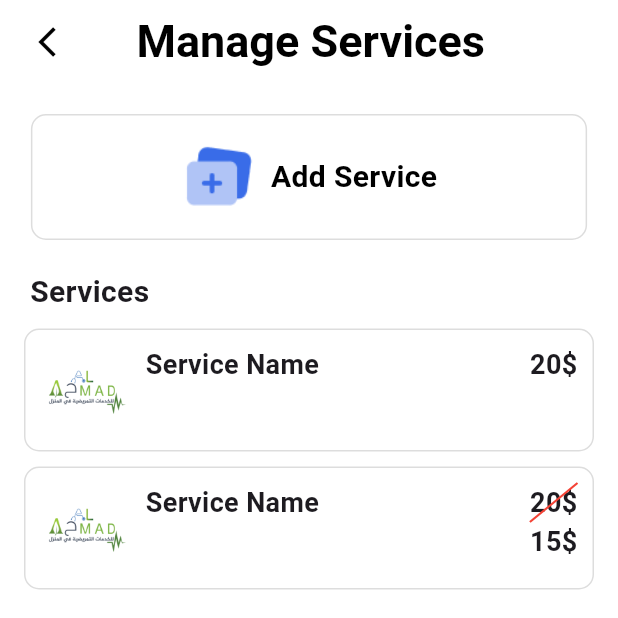
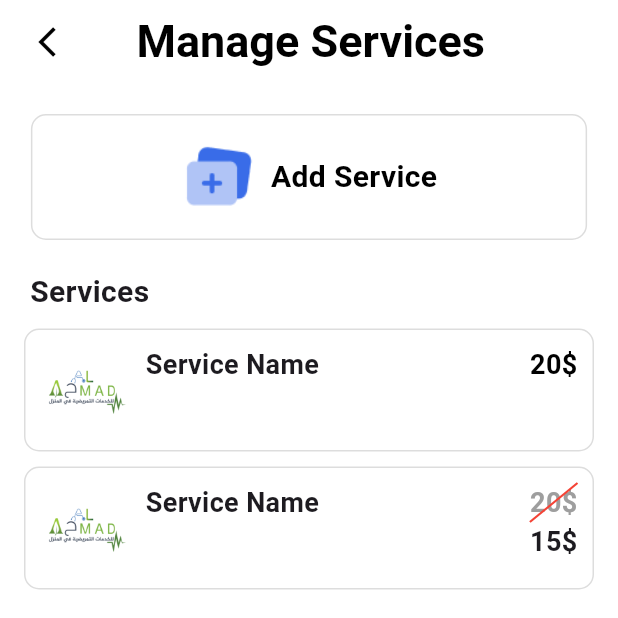
Before and after one commit to ZouheirN/nurse-app, a Flutter app: the ManageServicesPage screen opened by its route, on a phone screen of 412 x 824 dp, the top half of it. Run offline on Flutter 3.47's test engine with Material 3 defaults, Android fonts, the phone set to English and light mode, and no system bars; our stand-ins replace dropdown_button2, image_picker, intl_phone_field, shared_preferences; accounts and stored records are empty.

Commit message:
Change file name

```diff
--- a/lib/components/service_card.dart
+++ b/lib/components/service_card_admin.dart
@@ -68,10 +68,10 @@ class ServiceCard extends StatelessWidget {
                     children: [
                       Text(
                         price,
-                        style: const TextStyle(
+                        style: TextStyle(
                           fontSize: 18,
                           fontWeight: FontWeight.w700,
-                          // color: salePrice != null ? Colors.red : Colors.black,
+                          color: salePrice != null ? Colors.grey : Colors.black,
                         ),
                       ),
                       if (salePrice != null)
--- a/lib/pages/admin/manage_services_page.dart
+++ b/lib/pages/admin/manage_services_page.dart
@@ -1,6 +1,6 @@
 import 'package:flutter/material.dart';
 import 'package:nurse_app/components/admin_card.dart';
-import 'package:nurse_app/components/service_card.dart';
+import 'package:nurse_app/components/service_card_admin.dart';
 
 class ManageServicesPage extends StatelessWidget {
   const ManageServicesPage({super.key});
@@ -69,7 +69,9 @@ class ManageServicesPage extends StatelessWidget {
                   ServiceCard(
                     title: 'Service Name',
                     price: '20\$',
-                    onTap: () {},
+                    onTap: () {
+                      Navigator.pushNamed(context, '/editService');
+                    },
                   ),
                   const SizedBox(height: 10),
                   ServiceCard(
```
